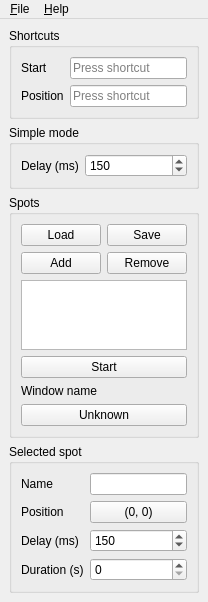
The window that ui/mainwindow.ui (kervala/autoclicker) describes before a commit, drawn with Qt 5.
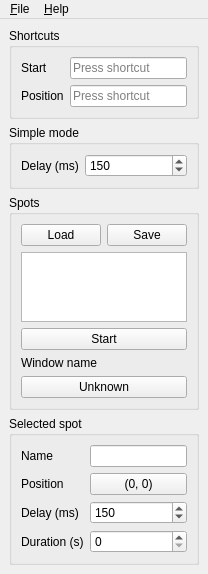
The same window after the commit.

Commit message: Changed: Replace Add and Remove buttons by shortcuts

```diff
--- a/ui/mainwindow.ui
+++ b/ui/mainwindow.ui
@@ -7,7 +7,7 @@
     <x>0</x>
     <y>0</y>
     <width>196</width>
-    <height>567</height>
+    <height>563</height>
    </rect>
   </property>
   <widget class="QWidget" name="centralwidget">
@@ -103,20 +103,6 @@
            </property>
           </widget>
          </item>
-         <item row="1" column="0">
-          <widget class="QPushButton" name="addPushButton">
-           <property name="text">
-            <string>Add</string>
-           </property>
-          </widget>
-         </item>
-         <item row="1" column="1">
-          <widget class="QPushButton" name="removePushButton">
-           <property name="text">
-            <string>Remove</string>
-           </property>
-          </widget>
-         </item>
         </layout>
        </item>
        <item>
```
The commit also changes 2 other files.
